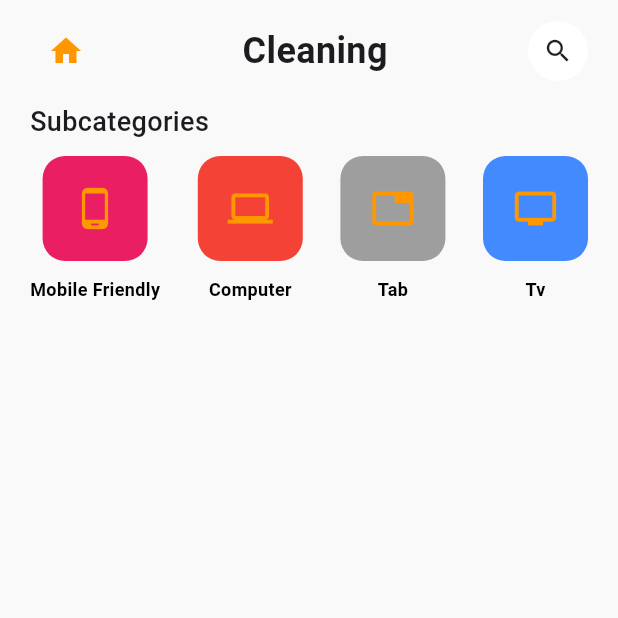
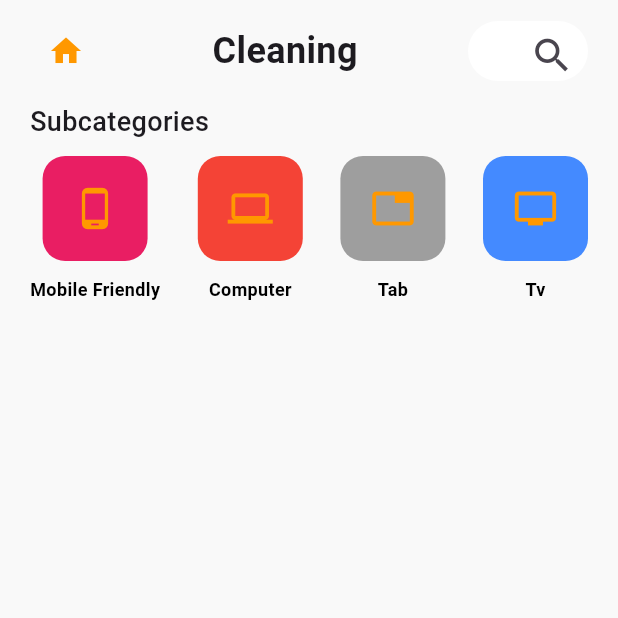
Before and after one commit to 1bijay/Handyman_Flutter, a Flutter app: the screen it shows after launch, on a phone screen of 412 x 824 dp, the top half of it. Run offline on Flutter 3.47's test engine with Material 3 defaults, Android fonts, the phone set to English and light mode, and no system bars.

Commit message:
search button is added

```diff
--- a/lib/cleaning.dart
+++ b/lib/cleaning.dart
@@ -45,17 +45,48 @@ class _CleaningState extends State<Cleaning> {
                   ),
 
                   // Search Circle Icon
+                  // Container(
+                  //   width: 40,
+                  //   height: 40,
+                  //   decoration: BoxDecoration(
+                  //     borderRadius: BorderRadius.circular(50),
+                  //     color: Colors.white,
+                  //   ),
+                  //   child: Center(
+                  //     // child: Icon(Icons.search, size: 20),
+                  //     child: TextField(
+                  //
+                  //     ),
+                  //     // child: IconButton(onPressed: (){}, icon:Icon(Icons.search,size: 20,)),
+                  //   ),
+                  // ),
                   Container(
-                    width: 40,
+                    width: 80,
                     height: 40,
                     decoration: BoxDecoration(
                       borderRadius: BorderRadius.circular(50),
                       color: Colors.white,
                     ),
-                    child: Center(
-                      child: Icon(Icons.search, size: 20),
+                    child: TextField(
+                      textAlignVertical: TextAlignVertical.center,
+                      decoration: InputDecoration(
+                        border: InputBorder.none,
+                        contentPadding: EdgeInsets.zero,
+
+                        suffixIcon: IconButton(
+                          onPressed: () {
+
+                          },
+                          icon: Icon(
+                            Icons.search,
+                            size: 30,
+                          ),
+                        ),
+                      ),
                     ),
                   ),
+
+
                 ],
               ),
 
```
